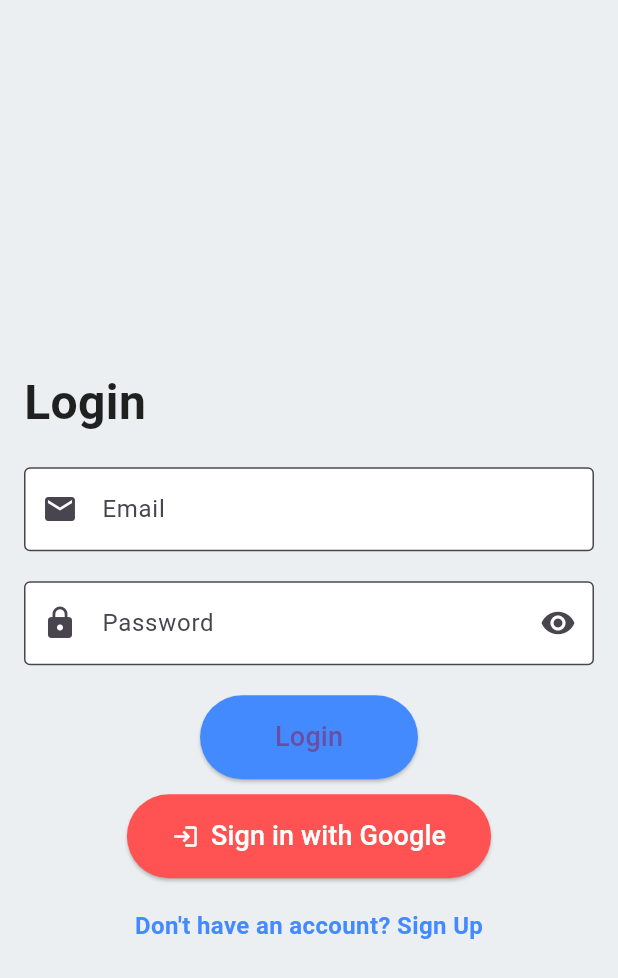
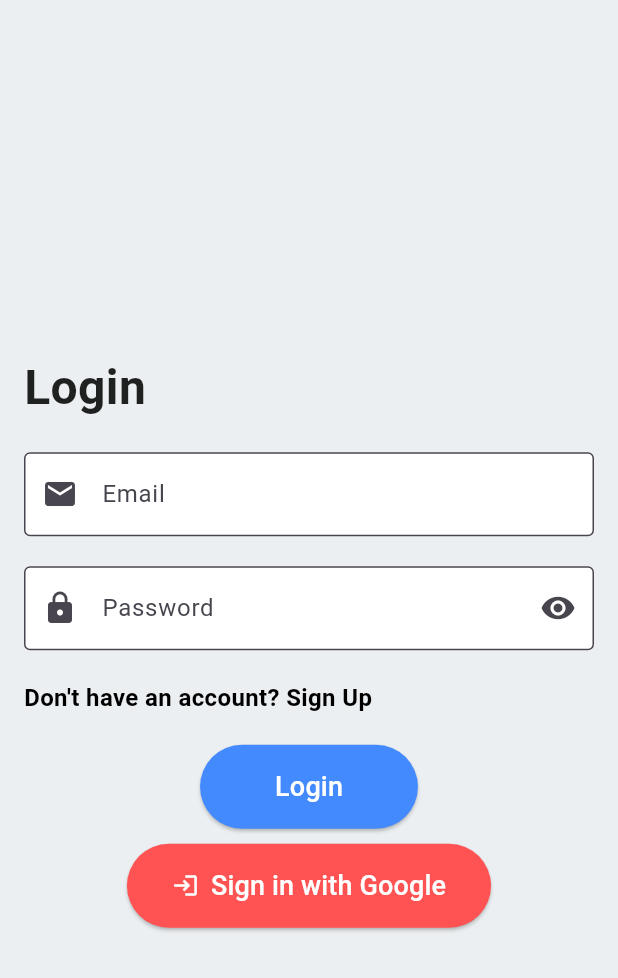
Before and after one commit to niravnasit9/alleventsapp, a Flutter app: the LoginScreen screen opened by its route, on a phone screen of 412 x 824 dp. Shown: the top 978 px of the screen. Run offline on Flutter 3.47's test engine with Material 3 defaults, Android fonts, the phone set to English and light mode, and no system bars; our stand-ins replace firebase_auth, firebase_core, get, google_sign_in; accounts and stored records are empty; network calls fail.

Commit message:
second commit

```diff
--- a/lib/auth_screens/login.dart
+++ b/lib/auth_screens/login.dart
@@ -3,19 +3,8 @@
 import 'package:get/get.dart';
 import '../controllers/auth_controller.dart';
 
-class LoginScreen extends StatefulWidget {
+class LoginScreen extends StatelessWidget {
   const LoginScreen({Key? key}) : super(key: key);
-
-  @override
-  _LoginScreenState createState() => _LoginScreenState();
-}
-
-class _LoginScreenState extends State<LoginScreen> {
-  final TextEditingController emailController = TextEditingController();
-  final TextEditingController passwordController = TextEditingController();
-  bool _obscureText = true;
-
-  final _formKey = GlobalKey<FormState>(); // Global key for form validation
 
   @override
   Widget build(BuildContext context) {
@@ -40,14 +29,13 @@
                 ),
                 const SizedBox(height: 20),
 
-                // Login Form with validation
                 Form(
-                  key: _formKey,
+                  key: authController.loginFormKey,
                   child: Column(
                     children: [
-                      // Email Field with Validation
+                      /// Email
                       TextFormField(
-                        controller: emailController,
+                        controller: authController.emailController,
                         decoration: const InputDecoration(
                           labelText: 'Email',
                           border: OutlineInputBorder(),
@@ -56,23 +44,14 @@
                           fillColor: Colors.white,
                         ),
                         keyboardType: TextInputType.emailAddress,
-                        validator: (value) {
-                          if (value == null || value.isEmpty) {
-                            return 'Email is required';
-                          }
-                          final emailRegex = RegExp(r'^[a-zA-Z0-9]+@[a-zA-Z0-9]+\.[a-zA-Z]{2,}$');
-                          if (!emailRegex.hasMatch(value)) {
-                            return 'Please enter a valid email';
-                          }
-                          return null;
-                        },
+                        validator: authController.validateEmail,
                       ),
                       const SizedBox(height: 20),
 
-                      // Password Field with Eye Icon and Validation
-                      TextFormField(
-                        controller: passwordController,
-                        obscureText: _obscureText,
+                      /// Password
+                      Obx(() => TextFormField(
+                        controller: authController.passwordController,
+                        obscureText: authController.obscureLoginPassword.value,
                         decoration: InputDecoration(
                           labelText: 'Password',
                           border: const OutlineInputBorder(),
@@ -81,50 +60,54 @@
                           fillColor: Colors.white,
                           suffixIcon: IconButton(
                             icon: Icon(
-                              _obscureText ? Icons.visibility : Icons.visibility_off,
+                              authController.obscureLoginPassword.value
+                                  ? Icons.visibility
+                                  : Icons.visibility_off,
                             ),
                             onPressed: () {
-                              setState(() {
-                                _obscureText = !_obscureText;
-                              });
+                              authController.obscureLoginPassword.toggle();
                             },
                           ),
                         ),
-                        validator: (value) {
-                          if (value == null || value.isEmpty) {
-                            return 'Password is required';
-                          }
-                          return null;
-                        },
+                        validator: authController.validatePassword,
+                      )),
+
+                      const SizedBox(height: 20),
+
+                      /// Signup Redirect
+                      Align(
+                        alignment: Alignment.topLeft,
+                        child: GestureDetector(
+                          onTap: () {
+                            // Navigate to Sign Up screen
+                            Get.to(const SignUpScreen());
+                          },
+                          child: const Text(
+                            "Don't have an account? Sign Up",
+                            style: TextStyle(
+                              color: Colors.black,
+                              fontSize: 16,
+                              fontWeight: FontWeight.bold,
+                            ),
+                          ),
+                        ),
                       ),
                       const SizedBox(height: 20),
 
-                      // Login Button with Validation Check
                       Center(
                         child: ElevatedButton(
                           style: ElevatedButton.styleFrom(
                             backgroundColor: Colors.blueAccent,
-                            padding: const EdgeInsets.symmetric(horizontal: 50, vertical: 15),
+                            padding: const EdgeInsets.symmetric(
+                                horizontal: 50, vertical: 15),
                             shape: RoundedRectangleBorder(
                               borderRadius: BorderRadius.circular(30),
                             ),
                           ),
-                          onPressed: () {
-                            if (_formKey.currentState!.validate()) {
-                              // Trigger login if form is valid
-                              authController.login(
-                                emailController.text.trim(),
-                                passwordController.text.trim(),
-                              );
-                            } else {
-                              Get.snackbar(
-                                "Error",
-                                "Please fill in all fields correctly",
-                                snackPosition: SnackPosition.BOTTOM,
-                              );
-                            }
-                          },
-                          child: const Text("Login", style: TextStyle(fontSize: 18)),
+                          onPressed: authController.login,
+                          child: const Text("Login",
+                              style:
+                              TextStyle(fontSize: 18, color: Colors.white)),
                         ),
                       ),
                     ],
@@ -132,20 +115,18 @@
                 ),
                 const SizedBox(height: 10),
 
-                // Google Sign-In Button
+                /// Google Sign-In Button
                 Center(
                   child: ElevatedButton.icon(
                     style: ElevatedButton.styleFrom(
                       backgroundColor: Colors.redAccent,
-                      padding: const EdgeInsets.symmetric(horizontal: 30, vertical: 15),
+                      padding: const EdgeInsets.symmetric(
+                          horizontal: 30, vertical: 15),
                       shape: RoundedRectangleBorder(
                         borderRadius: BorderRadius.circular(30),
                       ),
                     ),
-                    onPressed: () {
-                      // Trigger Google sign-in
-                      authController.googleSignInMethod();
-                    },
+                    onPressed: authController.googleSignInMethod,
                     icon: const Icon(Icons.login, color: Colors.white),
                     label: const Text(
                       "Sign in with Google",
@@ -154,24 +135,6 @@
                   ),
                 ),
                 const SizedBox(height: 20),
-
-                // Signup Redirect
-                Center(
-                  child: GestureDetector(
-                    onTap: () {
-                      // Navigate to Sign Up screen
-                      Get.to(const SignUpScreen());
-                    },
-                    child: const Text(
-                      "Don't have an account? Sign Up",
-                      style: TextStyle(
-                        color: Colors.blueAccent,
-                        fontSize: 16,
-                        fontWeight: FontWeight.bold,
-                      ),
-                    ),
-                  ),
-                ),
               ],
             ),
           ),
--- a/lib/event_screens/event_card_screen.dart
+++ b/lib/event_screens/event_card_screen.dart
@@ -1,4 +1,4 @@
-import 'package:alleventsapp/api_models/api_model.dart';
+import 'package:alleventsapp/models/api_model.dart';
 import 'package:flutter/material.dart';
 import 'event_details_screen.dart';
 class EventCard extends StatelessWidget {
--- a/lib/routes/app_routes.dart
+++ b/lib/routes/app_routes.dart
@@ -9,7 +9,7 @@
   static const String main = '/main';
 
   static final routes = [
-    GetPage(name: signup, page: () => const SignUpScreen()),
+    GetPage(name: signup, page: () => SignUpScreen()),
     GetPage(name: login, page: () => const LoginScreen()),
     GetPage(name: main, page: () => MainPage()),
   ];
```
Also changed, not shown: lib/auth_screens/sign_up.dart (+60 -146 lines), lib/constants/api.dart (deleted, +0 -12 lines), lib/controllers/auth_controller.dart (+78 -24 lines), lib/event_screens/event_details_screen.dart (+11 -5 lines), lib/main_ui.dart (+39 -47 lines), lib/models/category.dart (deleted, +0 -19 lines), lib/models/api_model.dart (renamed from lib/api_models/api_model.dart), lib/models/category_model.dart (renamed from lib/api_models/category_model.dart).
